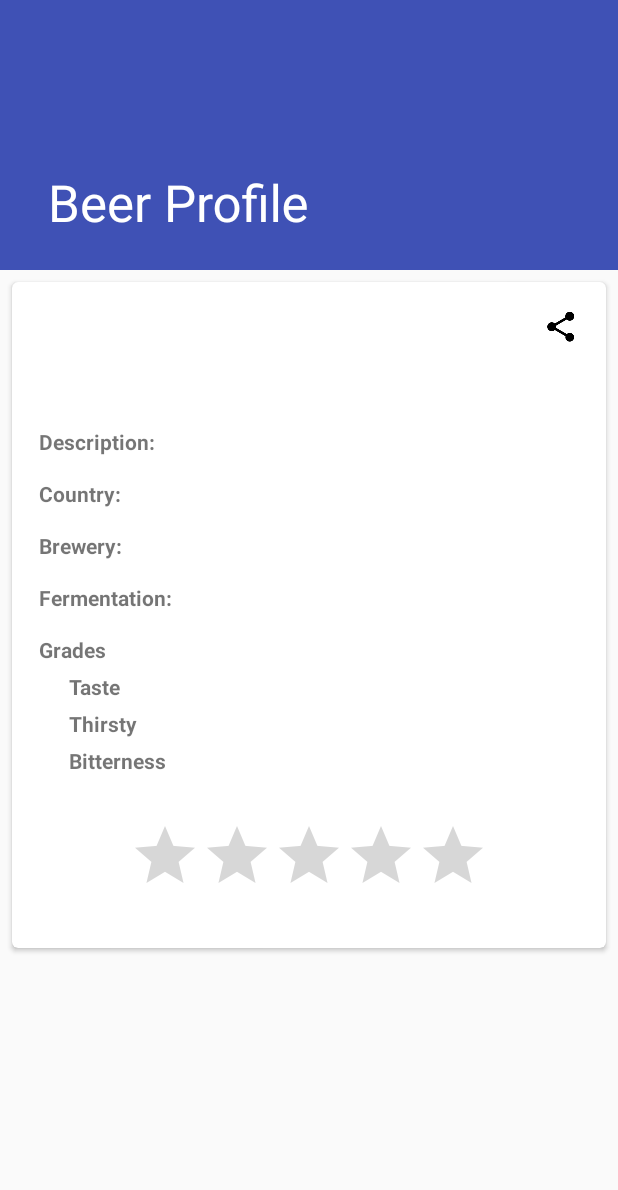
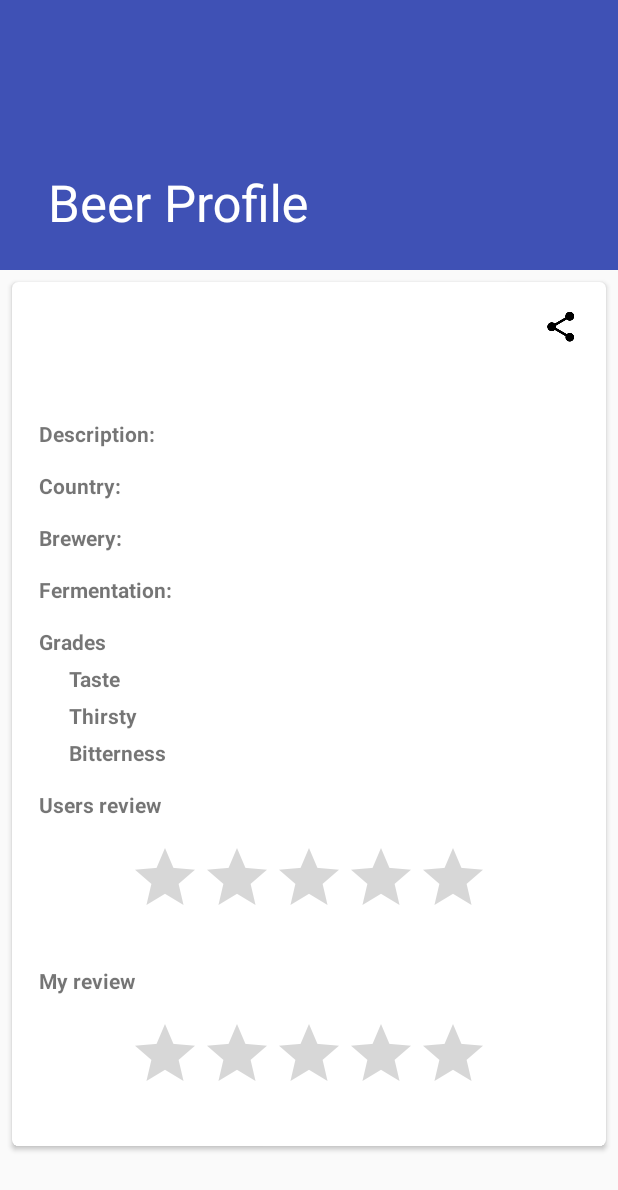
Before and after one commit to MD4/BeBeer, an Android app: the BeerProfileActivity screen opened directly, with no data from a screen before it, on a phone screen of 412 x 824 dp. Shown: the top 1190 px of the screen. Run offline under Robolectric (Android 15) with nearby library versions, the light colour scheme and no system bars; libraries missing offline, so code that uses them is left out: com.squareup.okhttp; 5 statements that could not run were skipped.

Commit message:
Updated: Beer profile view

```diff
--- a/app/src/main/java/android/epsi/com/bebeer/activities/profile/adapters/RateItemAdapter.java
+++ b/app/src/main/java/android/epsi/com/bebeer/activities/profile/adapters/RateItemAdapter.java
@@ -116,7 +116,7 @@ public class RateItemAdapter extends RecyclerView.Adapter<RateItemViewHolder> {
         Last rate = this.mRates.get(position);
         // TODO bind view holder
         holder.getUsernameTv().setText(rate.getUsername());
-        holder.getRateTv().setText("" + rate.getRate());
+        holder.getRateTv().setRating(rate.getRate());
         holder.getDateTv().setText(rate.getDate());
     }
 
--- a/app/src/main/res/layout/beer_list_beer_card.xml
+++ b/app/src/main/res/layout/beer_list_beer_card.xml
@@ -1,7 +1,7 @@
 <LinearLayout xmlns:android="http://schemas.android.com/apk/res/android"
     xmlns:card_view="http://schemas.android.com/apk/res-auto"
     android:layout_width="match_parent"
-    android:layout_height="match_parent"
+    android:layout_height="wrap_content"
     android:orientation="vertical">
 
     <!-- A CardView that contains a TextView -->
--- a/app/src/main/res/layout/beer_profile_content.xml
+++ b/app/src/main/res/layout/beer_profile_content.xml
@@ -65,7 +65,7 @@
                 <LinearLayout
                     android:layout_width="match_parent"
                     android:layout_height="wrap_content"
-                    android:layout_marginTop="15dp"
+                    android:layout_marginTop="10dp"
                     android:orientation="horizontal">
 
                     <TextView
@@ -224,13 +224,37 @@
 
                 </LinearLayout>
 
+
+                <TextView
+                    android:layout_width="wrap_content"
+                    android:layout_height="wrap_content"
+                    android:layout_marginTop="15dp"
+                    android:text="@string/beer_rating"
+                    android:textStyle="bold" />
+
                 <RatingBar
                     android:id="@+id/beer_profile_rating"
                     android:layout_width="wrap_content"
                     android:layout_height="wrap_content"
                     android:layout_gravity="center_horizontal"
                     android:layout_marginBottom="10dp"
-                    android:layout_marginTop="30dp" />
+                    android:layout_marginTop="15dp" />
+
+
+                <TextView
+                    android:layout_width="wrap_content"
+                    android:layout_height="wrap_content"
+                    android:layout_marginTop="15dp"
+                    android:text="@string/beer_my_rating"
+                    android:textStyle="bold" />
+
+                <RatingBar
+                    android:id="@+id/beer_profile_my_rating"
+                    android:layout_width="wrap_content"
+                    android:layout_height="wrap_content"
+                    android:layout_gravity="center_horizontal"
+                    android:layout_marginBottom="10dp"
+                    android:layout_marginTop="15dp" />
 
 
             </LinearLayout>
@@ -239,6 +263,7 @@
         <android.support.v7.widget.RecyclerView
             android:id="@+id/beer_profile_comments_view"
             android:layout_width="match_parent"
+            app:reverseLayout="true"
             android:layout_height="wrap_content">
 
         </android.support.v7.widget.RecyclerView>
--- a/app/src/main/res/values/strings.xml
+++ b/app/src/main/res/values/strings.xml
@@ -32,5 +32,7 @@
     <string name="beer_grades">Grades</string>
     <string name="beer_taste">Taste</string>
     <string name="beer_thirsty">Thirsty</string>
-    <string name="beer_bitterness">Bitterness</string>iun p
+    <string name="beer_bitterness">Bitterness</string>
+    <string name="beer_rating">Users review</string>
+    <string name="beer_my_rating">My review</string>iun p
 </resources>
```
Also changed, not shown: app/src/main/java/android/epsi/com/bebeer/activities/profile/BeerProfileActivity.java (+11 -6 lines), app/src/main/java/android/epsi/com/bebeer/activities/profile/adapters/RateItemViewHolder.java (+4 -3 lines), app/src/main/res/layout/beer_profile_comments_item.xml (+40 -20 lines).
